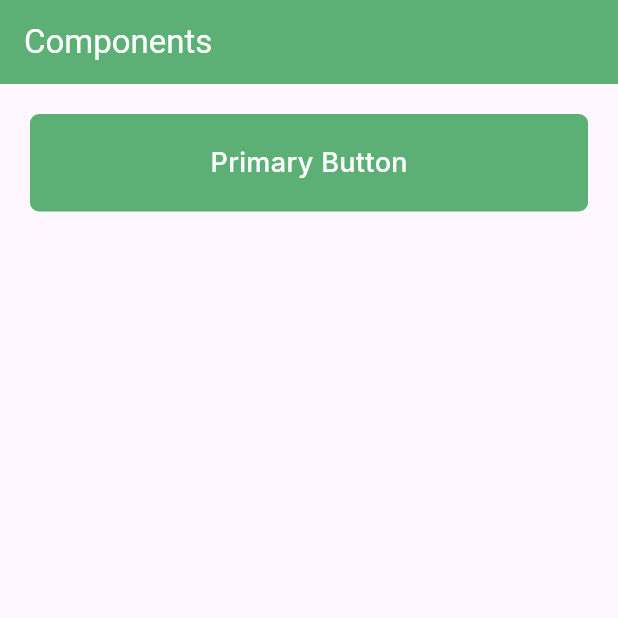
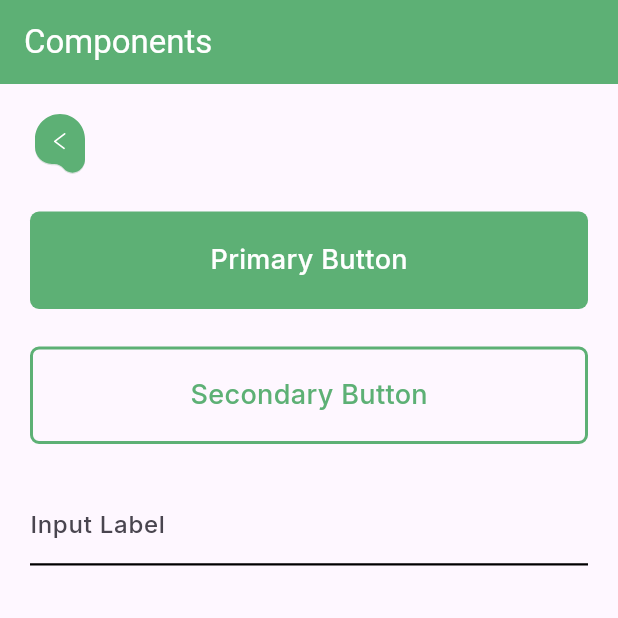
Before and after one commit to OmerMohideen/SegmentFault_Gembo, a Flutter app: the screen it shows after launch, on a phone screen of 412 x 824 dp, the top half of it. Run offline on Flutter 3.47's test engine with Material 3 defaults, Android fonts, the light colour scheme and no system bars; our stand-ins replace flutter_svg, google_fonts.

Commit message:
feat(user): input widget

```diff
--- a/user_application/lib/main.dart
+++ b/user_application/lib/main.dart
@@ -1,18 +1,28 @@
 import 'package:flutter/material.dart';
-import 'package:user_application/widgets/button.dart';
 import 'package:user_application/styles/colors.dart';
+import 'package:user_application/widgets/Button.dart';
+import 'package:user_application/widgets/back_button.dart';
+import 'package:user_application/widgets/input_field.dart';
 
 void main() {
-  runApp(const MyApp());
+  runApp(MaterialApp(
+    debugShowCheckedModeBanner: false,
+    home: MyApp(),
+  ));
 }
 
-class MyApp extends StatelessWidget {
-  const MyApp({super.key});
+class MyApp extends StatefulWidget {
+  @override
+  _MyAppState createState() => _MyAppState();
+}
+
+class _MyAppState extends State<MyApp> {
+  String? selectedValue;
+  final List<String> dropdownOptions = ['Option 1', 'Option 2', 'Option 3'];
 
   @override
   Widget build(BuildContext context) {
-    return MaterialApp(
-      home: Scaffold(
+    return Scaffold(
       appBar: AppBar(
         title: const Text(
           "Components",
@@ -20,12 +30,21 @@
         ),
         backgroundColor: primaryColor,
       ),
-        body: Column(
+      body: const Padding(
+        padding: EdgeInsets.all(20),
+        child: Column(
+          crossAxisAlignment: CrossAxisAlignment.start,
           children: [
-            Container(
-              padding: const EdgeInsets.all(20),
-              child: const Button(text: "Primary Button"),
-            )
+            DripBackButton(),
+            SizedBox(height: 25),
+            Button(text: "Primary Button"),
+            SizedBox(height: 25),
+            Button(text: "Secondary Button", secondary: true),
+            SizedBox(height: 25),
+            InputField(
+              label: "Input Label",
+              keyboardType: TextInputType.text,
+            ),
           ],
         ),
       ),
--- /dev/null
+++ b/user_application/lib/widgets/input_field.dart
@@ -0,0 +1,45 @@
+import 'package:flutter/material.dart';
+import 'package:user_application/styles/fonts.dart';
+
+class InputField extends StatelessWidget {
+  final String label;
+  final String? initialValue;
+  final TextInputType keyboardType;
+  final bool obscureText;
+  final ValueChanged<String>? onChanged;
+  final FormFieldValidator<String>? validator;
+
+  const InputField({
+    super.key,
+    required this.label,
+    this.initialValue,
+    this.keyboardType = TextInputType.text,
+    this.obscureText = false,
+    this.onChanged,
+    this.validator,
+  });
+
+  @override
+  Widget build(BuildContext context) {
+    return TextFormField(
+      initialValue: initialValue,
+      keyboardType: keyboardType,
+      obscureText: obscureText,
+      decoration: InputDecoration(
+        labelText: label,
+        labelStyle: paragraph1Style,
+        enabledBorder: const UnderlineInputBorder(
+          borderSide: BorderSide(color: Colors.black, width: 1.5),
+        ),
+        focusedBorder: const UnderlineInputBorder(
+          borderSide: BorderSide(color: Colors.black, width: 1.5),
+        ),
+        border: const UnderlineInputBorder(
+          borderSide: BorderSide(color: Colors.black, width: 1.5),
+        ),
+      ),
+      onChanged: onChanged,
+      validator: validator,
+    );
+  }
+}
```
Lines whose indentation alone changed are shown as unchanged.
